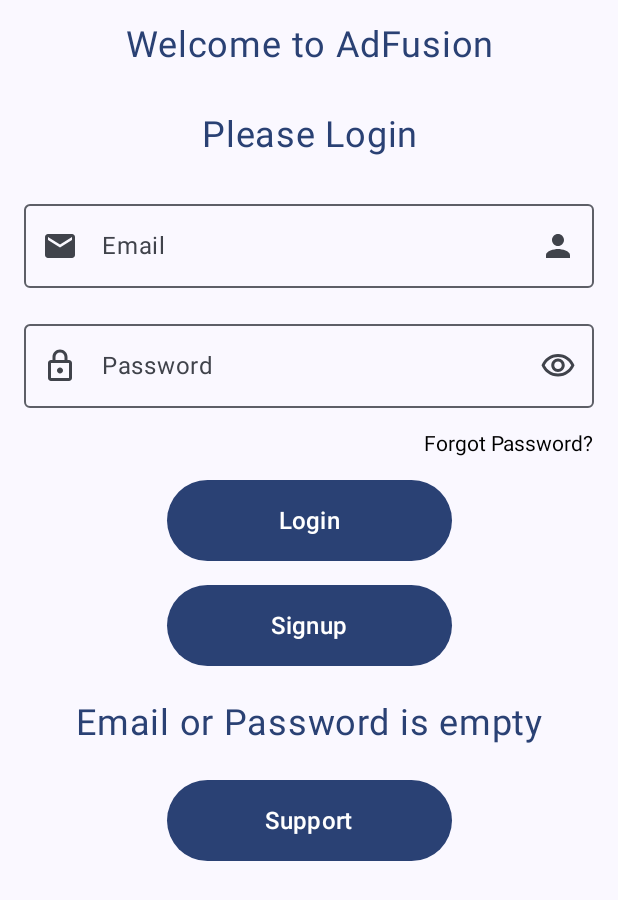
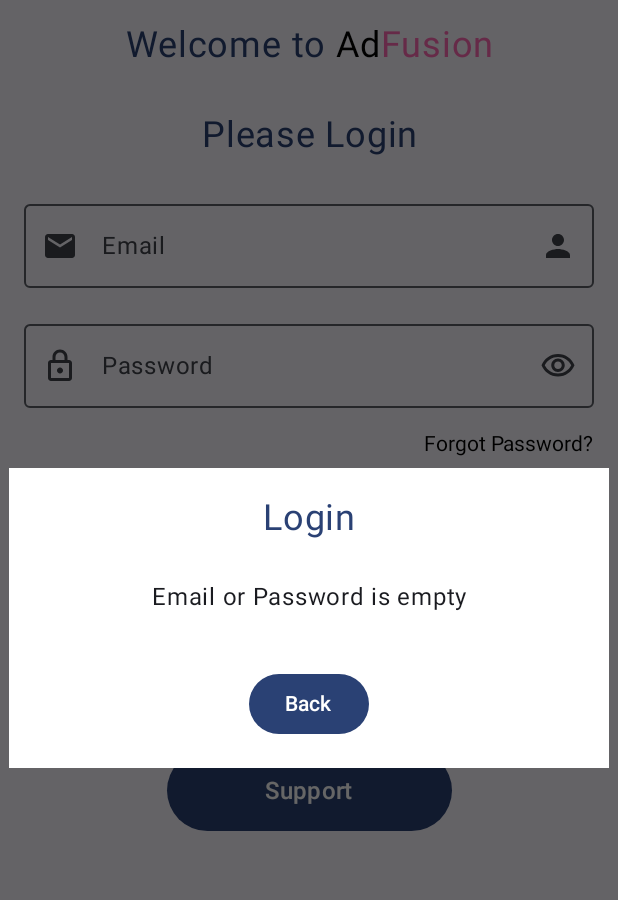
Before and after one commit to Android-Project-Group-6/AdFusion, an Android app built with Jetpack Compose: the screen it shows after launch (MainActivity), after a tap on "Login", on a phone screen of 412 x 824 dp. Shown: the top 900 px of the screen. Run offline under Robolectric (Android 15) with nearby library versions, the phone set to English and light mode, and no system bars; our stand-ins replace Firebase (no records; nobody signed in at launch, a user with empty details on screens opened directly).

Commit message:
#4 Changing Login prompts method

```diff
--- a/app/src/main/java/com/example/testandroidpro/view/LoginScreen.kt
+++ b/app/src/main/java/com/example/testandroidpro/view/LoginScreen.kt
@@ -52,6 +52,7 @@ import androidx.compose.ui.unit.dp
 import androidx.compose.ui.unit.sp
 import androidx.navigation.NavController
 import com.example.testandroidpro.R
+import com.example.testandroidpro.data.DialogString
 import com.example.testandroidpro.viewmodel.AdViewModel
 
 @Composable
@@ -60,6 +61,15 @@ fun LoginScreen(navController: NavController, adViewModel: AdViewModel) {
     val context = LocalContext.current
     var email by remember { mutableStateOf(adViewModel.emailDisplay) }
     var pw by remember { mutableStateOf("") }
+    val dialogString = DialogString(
+        width = 200.dp,
+        height = 150.dp,
+        title = "Dialog Title",
+        message = "Dialog Message",
+        button = "OK",
+        show = remember { mutableStateOf(false) }
+    ){}
+    DialogScreenAsDialog(dialogString)
     Column(
         modifier = Modifier
             .fillMaxSize()
@@ -93,7 +103,7 @@ fun LoginScreen(navController: NavController, adViewModel: AdViewModel) {
             Text(
                 text = "Ad",
                 fontSize = 24.sp,
-                color = MaterialTheme.colorScheme.primary,
+                color = Color.Black,
                 textAlign = TextAlign.Center,
                 modifier = Modifier
 //                    .fillMaxWidth()
@@ -101,7 +111,7 @@ fun LoginScreen(navController: NavController, adViewModel: AdViewModel) {
             Text(
                 text = "Fusion",
                 fontSize = 24.sp,
-                color = MaterialTheme.colorScheme.primary,
+                color = Color(0xFFFF69B4),
                 textAlign = TextAlign.Center,
                 modifier = Modifier
 //                    .fillMaxWidth()
@@ -210,7 +220,35 @@ fun LoginScreen(navController: NavController, adViewModel: AdViewModel) {
                     fontSize1.value = newFontSize.sp
                 },
             onClick = {
-                adViewModel.userLogin(navController, email, pw)
+                adViewModel.userLogin(navController, email, pw){ string ->
+                    if (string == "Login success") {
+                        Log.d("Login", "Login success")
+                        dialogString.width = 400.dp
+                        dialogString.height = 200.dp
+                        dialogString.title = "Login"
+                        dialogString.message = string
+                        dialogString.button = "Ok"
+                        dialogString.show.value = false
+                        dialogString.callback = {
+                            navController.popBackStack("login", inclusive = true)
+                            navController.navigate("home")
+                        }
+                        navController.popBackStack("login", inclusive = true)
+                        navController.navigate("home")
+                    } else {
+                        Log.e("Login", string)
+                        dialogString.width = 400.dp
+                        dialogString.height = 200.dp
+                        dialogString.title = "Login"
+                        dialogString.message = string
+                        dialogString.button = "Back"
+                        dialogString.show.value = true
+                        dialogString.callback = {}
+//                                    Toast.makeText(context, "Failed to write message", Toast.LENGTH_SHORT).show()
+                    }
+                }
+
+
             },
         ) {
             Text(
@@ -231,14 +269,29 @@ fun LoginScreen(navController: NavController, adViewModel: AdViewModel) {
                 fontSize = fontSize1.value,
             )
         }
+//        Text(
+//            text = adViewModel.userState,
+//            fontSize = 24.sp,
+//            color = MaterialTheme.colorScheme.primary,
+//            textAlign = TextAlign.Center,
+//            modifier = Modifier
+//                .fillMaxWidth()
+//                .padding(top = 16.dp, bottom = 16.dp)
+//        )
         Text(
-            text = adViewModel.userState,
-            fontSize = 24.sp,
-            color = MaterialTheme.colorScheme.primary,
+            text = "Need help? Let’s connect to customer support team",
+            fontSize = 12.sp,
+            lineHeight = 14.sp,
+//                    color = MaterialTheme.colorScheme.primary,
             textAlign = TextAlign.Center,
             modifier = Modifier
-                .fillMaxWidth()
-                .padding(top = 16.dp, bottom = 16.dp)
+                .padding(top = 6.dp, bottom = 6.dp)
+                .fillMaxWidth(0.6f)
+                .let {
+                    if (stringResource(R.string.borderdebug) == "true") it.border(
+                        1.dp, Color.Red
+                    ) else it
+                }
         )
         Button(
             modifier = Modifier
--- a/app/src/main/java/com/example/testandroidpro/view/SupportScreen.kt
+++ b/app/src/main/java/com/example/testandroidpro/view/SupportScreen.kt
@@ -239,6 +239,8 @@ fun SupportScreen(navController: NavController, adViewModel: AdViewModel) {
                                     dialogString.callback = {navController.popBackStack()}
                                 } else {
                                     Log.e("Support", "Failed to write message")
+                                    dialogString.width = 400.dp
+                                    dialogString.height = 200.dp
                                     dialogString.title = "Message Failed"
                                     dialogString.message = "Failed to write message"
                                     dialogString.button = "Back"
--- a/app/src/main/java/com/example/testandroidpro/viewmodel/adViewModel.kt
+++ b/app/src/main/java/com/example/testandroidpro/viewmodel/adViewModel.kt
@@ -298,7 +298,7 @@ class AdViewModel: ViewModel()  {
         }
     }
 
-    fun userLogin(navController: NavController, email:String, passWord:String) {
+    fun userLogin(navController: NavController, email:String, passWord:String, callback: (String) -> Unit) {
         viewModelScope.launch {
             if (email.isNotEmpty() && passWord.isNotEmpty()) {
                 fAuth.signInWithEmailAndPassword(email, passWord)
@@ -316,8 +316,6 @@ class AdViewModel: ViewModel()  {
                                         address = document.getString("address").toString(),
                                         phonenum = document.getString("phonenum").toString()
                                     )
-
-
                                     Log.d("Signup Init Database", "DocumentSnapshot added with ID:")
                                 }
                                 .addOnFailureListener { e ->
@@ -327,17 +325,20 @@ class AdViewModel: ViewModel()  {
                             Log.d("Login", currentUser.uid)
                             userState = "Login success"
                             currentEmail = currentUser.email.toString()
-                            navController.popBackStack("login", inclusive = true)
-                            navController.navigate("home")
+//                            navController.popBackStack("login", inclusive = true)
+//                            navController.navigate("home")
+                            callback("Login success")
                         }
                     }
                     .addOnFailureListener {
                         Log.d("Login", it.message.toString())
                         userState = "Email or Password is wrong"
+                        callback("Email or Password is wrong")
                     }
             } else {
                 userState = "Email or Password is empty"
                 Log.d("Login", "Email or Password is empty")
+                callback("Email or Password is empty")
             }
         }
     }
```
